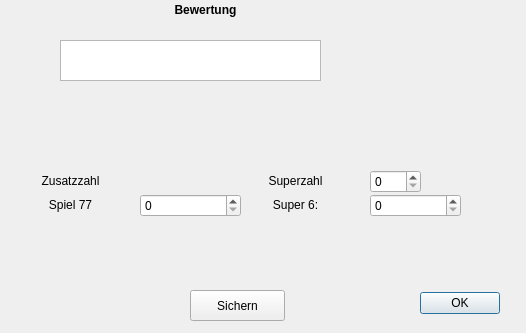
The window that lotto/lotto_dialog.ui (MarkusHackspacher/pyLottoverwaltung) describes before a commit, drawn with Qt 5.
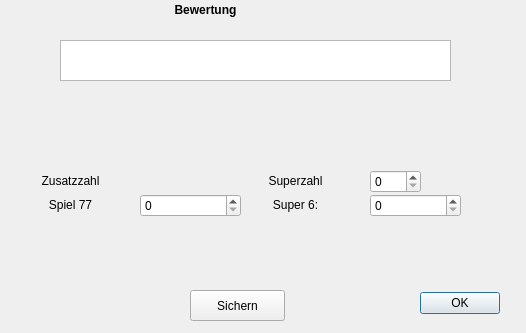
The same window after the commit.

Diff of the .ui file:
```diff
--- a/lotto/lotto_dialog.ui
+++ b/lotto/lotto_dialog.ui
@@ -53,7 +53,7 @@
     <rect>
      <x>60</x>
      <y>40</y>
-     <width>261</width>
+     <width>391</width>
      <height>41</height>
     </rect>
    </property>
```
